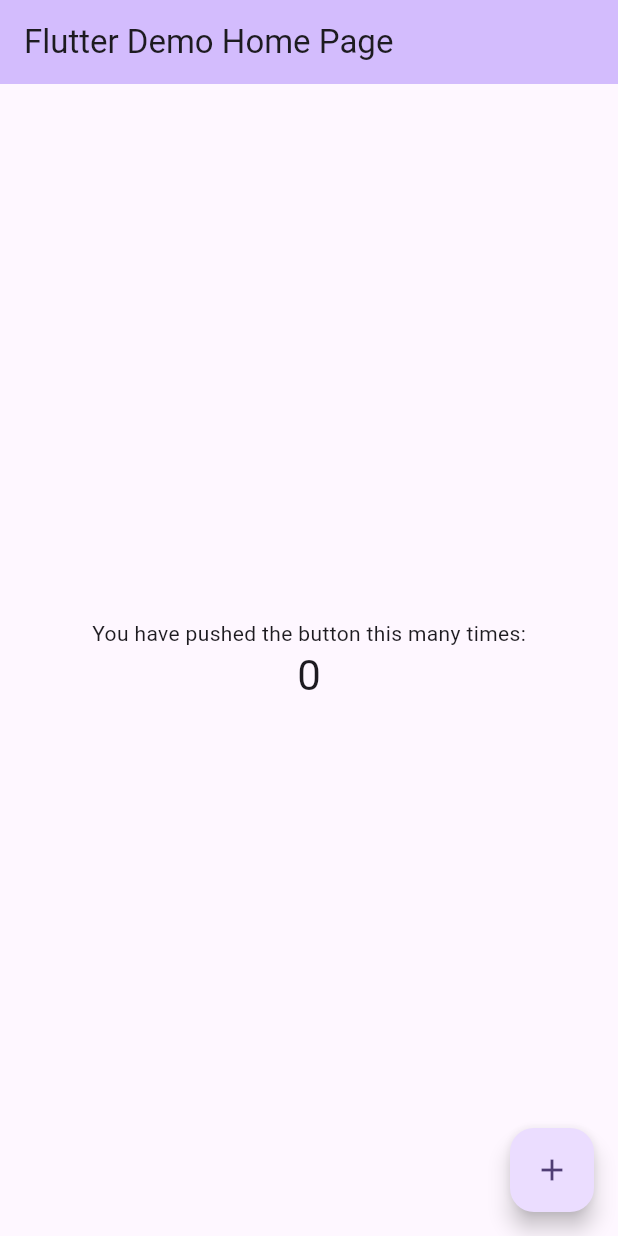
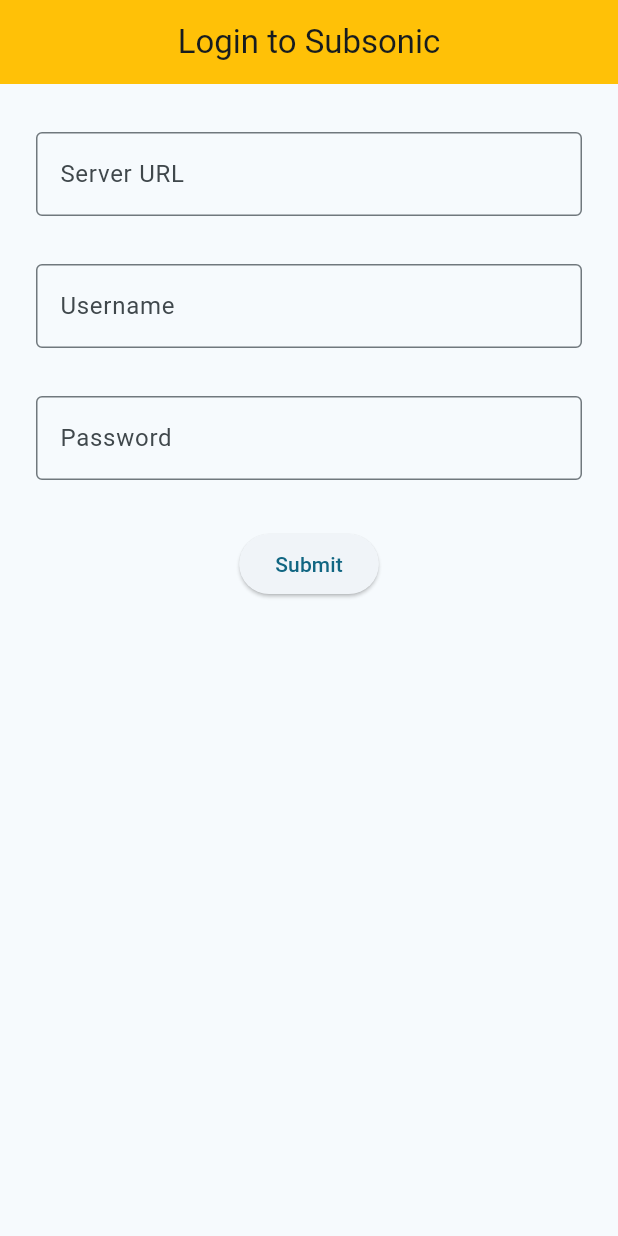
Before and after one commit to SuperFola/FlSub, a Flutter app: the screen it shows after launch, on a phone screen of 412 x 824 dp. Run offline on Flutter 3.47's test engine with Material 2 defaults, Android fonts, the phone set to English and light mode, and no system bars; our stand-ins replace shared_preferences.

Commit message:
adding login page, checking with the server if the user can log in

```diff
--- /dev/null
+++ b/lib/domain/model/server.dart
@@ -0,0 +1,11 @@
+import 'package:http/http.dart' as http;
+
+class ServerData {
+  static String? url;
+  static String? username;
+  static String? password;
+
+  static bool isDefined() {
+    return url != null && username != null && password != null;
+  }
+}
--- /dev/null
+++ b/lib/infrastructure/auth_api.dart
@@ -0,0 +1,14 @@
+import 'dart:convert';
+
+import 'package:http/http.dart' as http;
+
+import 'base_api.dart';
+
+class AuthAPI extends BaseAPI {
+  Future<http.Response> login() async {
+    print("making ping request!");
+    http.Response response = await http.post(super.ping());
+
+    return response;
+  }
+}
--- /dev/null
+++ b/lib/infrastructure/base_api.dart
@@ -0,0 +1,41 @@
+import 'package:subsonic_flutter/domain/model/server.dart';
+
+class BaseAPI {
+  static const subsonicEndpoint = "/rest";
+  static const pingRoute = "$subsonicEndpoint/ping.view";
+
+  static const defaultParameters = {
+    "v": "1.2.0",
+    "c": "FlSub",
+    "f": "json",
+  };
+
+  static const errorCodes = {
+    "0": "Generic error",
+    "10": "Required parameter is missing",
+    "20": "Incompatible Subsonic REST protocol version. Client must upgrade",
+    "30": "Incompatible Subsonic REST protocol version. Server must upgrade",
+    "40": "Wrong username or password",
+    "41": "Token authentication not supported for LDAP users",
+    "50": "User is not authorized for the given operation",
+    "60":
+        "The trial period for the Subsonic server is over. Please upgrade to Subsonic Premium",
+    "70": "Requested data was not found"
+  };
+
+  Uri ping() {
+    var queryParams = {
+      ...defaultParameters,
+      "u": ServerData.username as String,
+      // FIXME for testing only
+      "p": ServerData.password as String,
+    };
+
+    return Uri(
+      scheme: 'https',
+      host: ServerData.url,
+      path: pingRoute,
+      queryParameters: queryParams,
+    );
+  }
+}
--- a/lib/main.dart
+++ b/lib/main.dart
@@ -1,52 +1,45 @@
+import 'package:shared_preferences/shared_preferences.dart';
+import 'package:subsonic_flutter/pages/login.dart';
+
+import 'domain/model/server.dart';
 import 'package:flutter/material.dart';
 
-void main() {
+void main() async {
+  WidgetsFlutterBinding.ensureInitialized();
+
+  SharedPreferences prefs = await SharedPreferences.getInstance();
+  ServerData.url = prefs.getString("server.url");
+  ServerData.username = prefs.getString("server.username");
+  ServerData.password = prefs.getString("server.password");
+
   runApp(const MyApp());
 }
 
 class MyApp extends StatelessWidget {
   const MyApp({super.key});
 
-  // This widget is the root of your application.
   @override
   Widget build(BuildContext context) {
     return MaterialApp(
-      title: 'Flutter Demo',
+      debugShowCheckedModeBanner: false,
+      title: 'FlSub',
       theme: ThemeData(
-        // This is the theme of your application.
-        //
-        // TRY THIS: Try running your application with "flutter run". You'll see
-        // the application has a blue toolbar. Then, without quitting the app,
-        // try changing the seedColor in the colorScheme below to Colors.green
-        // and then invoke "hot reload" (save your changes or press the "hot
-        // reload" button in a Flutter-supported IDE, or press "r" if you used
-        // the command line to start the app).
-        //
-        // Notice that the counter didn't reset back to zero; the application
-        // state is not lost during the reload. To reset the state, use hot
-        // restart instead.
-        //
-        // This works for code too, not just values: Most code changes can be
-        // tested with just a hot reload.
-        colorScheme: ColorScheme.fromSeed(seedColor: Colors.deepPurple),
+        colorScheme: ColorScheme.fromSeed(seedColor: Colors.blueGrey),
         useMaterial3: true,
       ),
-      home: const MyHomePage(title: 'Flutter Demo Home Page'),
+      home: ServerData.isDefined() ? const MyHomePage(title: 'FlSub') : const LoginPage(),
+      routes: {
+        LoginPage.routeName: (BuildContext _) => const LoginPage(),
+        MyHomePage.routeName: (BuildContext _) => MyHomePage(title: ServerData.username as String)
+      },
     );
   }
 }
 
 class MyHomePage extends StatefulWidget {
+  static const String routeName = "/home";
+
   const MyHomePage({super.key, required this.title});
-
-  // This widget is the home page of your application. It is stateful, meaning
-  // that it has a State object (defined below) that contains fields that affect
-  // how it looks.
-
-  // This class is the configuration for the state. It holds the values (in this
-  // case the title) provided by the parent (in this case the App widget) and
-  // used by the build method of the State. Fields in a Widget subclass are
-  // always marked "final".
 
   final String title;
 
@@ -59,51 +52,20 @@ class _MyHomePageState extends State<MyHomePage> {
 
   void _incrementCounter() {
     setState(() {
-      // This call to setState tells the Flutter framework that something has
-      // changed in this State, which causes it to rerun the build method below
-      // so that the display can reflect the updated values. If we changed
-      // _counter without calling setState(), then the build method would not be
-      // called again, and so nothing would appear to happen.
       _counter++;
     });
   }
 
   @override
   Widget build(BuildContext context) {
-    // This method is rerun every time setState is called, for instance as done
-    // by the _incrementCounter method above.
-    //
-    // The Flutter framework has been optimized to make rerunning build methods
-    // fast, so that you can just rebuild anything that needs updating rather
-    // than having to individually change instances of widgets.
     return Scaffold(
       appBar: AppBar(
-        // TRY THIS: Try changing the color here to a specific color (to
-        // Colors.amber, perhaps?) and trigger a hot reload to see the AppBar
-        // change color while the other colors stay the same.
         backgroundColor: Theme.of(context).colorScheme.inversePrimary,
-        // Here we take the value from the MyHomePage object that was created by
-        // the App.build method, and use it to set our appbar title.
         title: Text(widget.title),
       ),
       body: Center(
-        // Center is a layout widget. It takes a single child and positions it
-        // in the middle of the parent.
         child: Column(
-          // Column is also a layout widget. It takes a list of children and
-          // arranges them vertically. By default, it sizes itself to fit its
-          // children horizontally, and tries to be as tall as its parent.
-          //
-          // Column has various properties to control how it sizes itself and
-          // how it positions its children. Here we use mainAxisAlignment to
-          // center the children vertically; the main axis here is the vertical
-          // axis because Columns are vertical (the cross axis would be
-          // horizontal).
-          //
-          // TRY THIS: Invoke "debug painting" (choose the "Toggle Debug Paint"
-          // action in the IDE, or press "p" in the console), to see the
-          // wireframe for each widget.
-          mainAxisAlignment: MainAxisAlignment.center,
+          mainAxisAlignment: MainAxisAlignment.spaceEvenly,
           children: <Widget>[
             const Text(
               'You have pushed the button this many times:',
@@ -119,7 +81,7 @@ class _MyHomePageState extends State<MyHomePage> {
         onPressed: _incrementCounter,
         tooltip: 'Increment',
         child: const Icon(Icons.add),
-      ), // This trailing comma makes auto-formatting nicer for build methods.
+      ),
     );
   }
 }
--- /dev/null
+++ b/lib/pages/login.dart
@@ -0,0 +1,128 @@
+import 'package:flutter/material.dart';
+import 'package:subsonic_flutter/domain/model/server.dart';
+import 'package:subsonic_flutter/infrastructure/auth_api.dart';
+import 'package:subsonic_flutter/main.dart';
+
+class LoginPage extends StatefulWidget {
+  static const String routeName = "/login";
+
+  const LoginPage({super.key});
+
+  @override
+  State<LoginPage> createState() => _LoginPageState();
+}
+
+class _LoginPageState extends State<LoginPage> {
+  final _formKey = GlobalKey<FormState>();
+  TextEditingController serverUrlController = TextEditingController();
+  TextEditingController usernameController = TextEditingController();
+  TextEditingController passwordController = TextEditingController();
+
+  final AuthAPI _authAPI = AuthAPI();
+
+  @override
+  void dispose() {
+    serverUrlController.dispose();
+    usernameController.dispose();
+    passwordController.dispose();
+
+    super.dispose();
+  }
+
+  @override
+  Widget build(BuildContext context) {
+    return Scaffold(
+        appBar: AppBar(
+          backgroundColor: Colors.amber,
+          centerTitle: true,
+          title: const Text(
+            "Login to Subsonic",
+          ),
+        ),
+        body: Form(
+          key: _formKey,
+          child: Padding(
+            padding: const EdgeInsets.all(16),
+            child: Column(
+              crossAxisAlignment: CrossAxisAlignment.center,
+              children: [
+                Padding(
+                    padding:
+                        const EdgeInsets.symmetric(horizontal: 8, vertical: 16),
+                    child: TextFormField(
+                      controller: serverUrlController,
+                      decoration: const InputDecoration(
+                          border: OutlineInputBorder(),
+                          labelText: "Server URL"),
+                      validator: (value) {
+                        if (value == null || value.isEmpty) {
+                          return 'Server URL is required';
+                        }
+                        return null;
+                      },
+                    )),
+                Padding(
+                    padding:
+                        const EdgeInsets.symmetric(horizontal: 8, vertical: 16),
+                    child: TextFormField(
+                      controller: usernameController,
+                      decoration: const InputDecoration(
+                          border: OutlineInputBorder(), labelText: "Username"),
+                      validator: (value) {
+                        if (value == null || value.isEmpty) {
+                          return 'Username is required';
+                        }
+                        return null;
+                      },
+                    )),
+                Padding(
+                    padding:
+                        const EdgeInsets.symmetric(horizontal: 8, vertical: 16),
+                    child: TextFormField(
+                      controller: passwordController,
+                      obscureText: true,
+                      decoration: const InputDecoration(
+                          border: OutlineInputBorder(), labelText: "Password"),
+                      validator: (value) {
+                        if (value == null || value.isEmpty) {
+                          return 'Password is required';
+                        }
+                        return null;
+                      },
+                    )),
+                Padding(
+                  padding:
+                      const EdgeInsets.symmetric(horizontal: 8, vertical: 16),
+                  child: Center(
+                      child: ElevatedButton(
+                    onPressed: () async {
+                      if (_formKey.currentState!.validate()) {
+                        try {
+                          ServerData.url = serverUrlController.text;
+                          ServerData.username = usernameController.text;
+                          ServerData.password = passwordController.text;
+
+                          var ping = await _authAPI.login();
+                          if (ping.statusCode == 200) {
+                            Navigator.of(context).pop();
+                            Navigator.of(context).pushNamed(MyHomePage.routeName);
+                          } else {
+                            print(ping.body);  // TODO: add an error page or widget
+                          }
+                        } on Exception catch (e) {
+                          print(e);  // TODO: add an error page or widget
+                        }
+                      } else {
+                        ScaffoldMessenger.of(context).showSnackBar(
+                            const SnackBar(content: Text('Please fill input')));
+                      }
+                    },
+                    child: const Text('Submit'),
+                  )),
+                ),
+              ],
+            ),
+          ),
+        ));
+  }
+}
--- a/pubspec.yaml
+++ b/pubspec.yaml
@@ -35,6 +35,8 @@ dependencies:
   # The following adds the Cupertino Icons font to your application.
   # Use with the CupertinoIcons class for iOS style icons.
   cupertino_icons: ^1.0.2
+  shared_preferences: ^2.2.0
+  http: ^1.1.0
 
 dev_dependencies:
   flutter_test:
```
Also changed, not shown: pubspec.lock, 3 other files.
